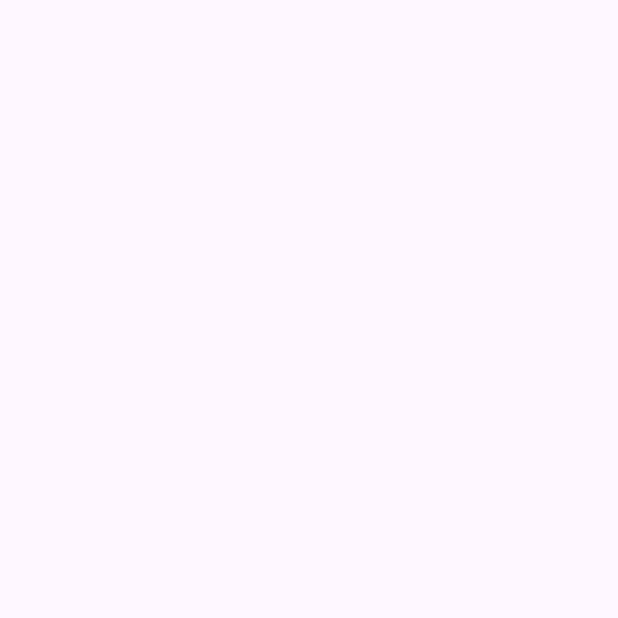
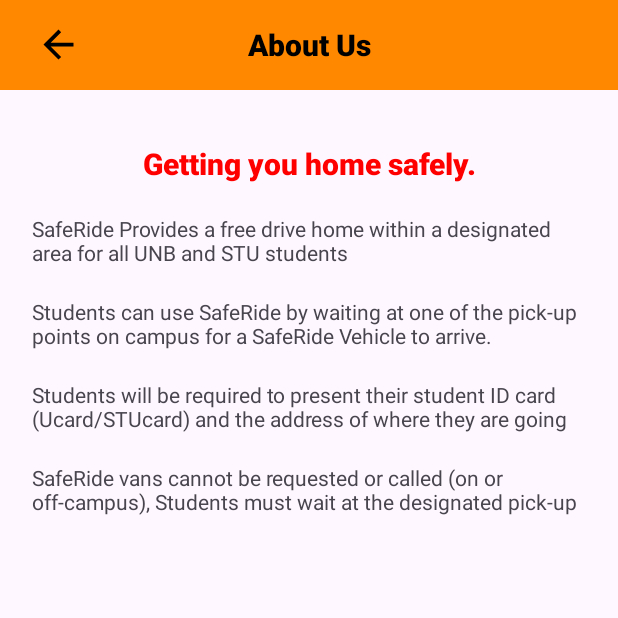
Before and after one commit to Elio-A/SafeRide, an Android app: the Aboutus screen opened directly, with no data from a screen before it, on a phone screen of 412 x 824 dp, the top half of it. Before the commit the part shown is empty. Run offline under Robolectric (Android 15) with nearby library versions, the phone set to English and light mode, and no system bars.

Commit message:
Added about us info

```diff
--- a/app/src/main/res/layout/activity_aboutus.xml
+++ b/app/src/main/res/layout/activity_aboutus.xml
@@ -7,4 +7,116 @@
     android:layout_height="match_parent"
     tools:context=".Aboutus">
 
+    <RelativeLayout
+        android:id="@+id/relativeLayout"
+        android:layout_width="match_parent"
+        android:layout_height="60sp"
+        android:background="@android:color/holo_orange_dark"
+        app:layout_constraintDimensionRatio="w,1:1"
+        app:layout_constraintEnd_toEndOf="parent"
+        app:layout_constraintStart_toStartOf="parent"
+        app:layout_constraintTop_toTopOf="parent">
+
+        <TextView
+            android:id="@+id/textView"
+            android:layout_width="match_parent"
+            android:layout_height="match_parent"
+            android:fontFamily="sans-serif-black"
+            android:gravity="center"
+            android:text="@string/about_us"
+            android:textAlignment="center"
+            android:textColor="@android:color/black"
+            android:textSize="20sp"
+            app:layout_constraintEnd_toEndOf="parent"
+            app:layout_constraintHorizontal_bias="0.0"
+            app:layout_constraintStart_toStartOf="parent"
+            app:layout_constraintTop_toTopOf="parent" />
+
+        <Button
+            android:id="@+id/backButton"
+            android:layout_width="50dp"
+            android:layout_height="match_parent"
+            android:background="@android:color/transparent"
+            android:fontFamily="sans-serif-black"
+            android:text="@string/button"
+            app:icon="?attr/homeAsUpIndicator"
+            app:iconSize="30dp"
+            app:iconTint="#000000"
+            app:layout_constraintStart_toStartOf="parent"
+            app:layout_constraintTop_toTopOf="parent" />
+
+    </RelativeLayout>
+
+    <RelativeLayout
+        android:layout_width="410dp"
+        android:layout_height="0dp"
+        android:layout_marginEnd="1dp"
+        app:layout_constraintBottom_toBottomOf="parent"
+        app:layout_constraintEnd_toEndOf="parent"
+        app:layout_constraintStart_toStartOf="parent">
+
+    </RelativeLayout>
+
+    <TextView
+        android:id="@+id/textView2"
+        android:layout_width="wrap_content"
+        android:layout_height="wrap_content"
+        android:layout_marginStart="92dp"
+        android:layout_marginTop="35dp"
+        android:layout_marginEnd="92dp"
+        android:fontFamily="sans-serif-black"
+        android:text="Getting you home safely."
+        android:textColor="#FF0000"
+        android:textSize="20sp"
+        app:layout_constraintEnd_toEndOf="parent"
+        app:layout_constraintStart_toStartOf="parent"
+        app:layout_constraintTop_toBottomOf="@+id/relativeLayout" />
+
+    <TextView
+        android:id="@+id/textView3"
+        android:layout_width="370dp"
+        android:layout_height="35dp"
+        android:layout_marginStart="20dp"
+        android:layout_marginTop="20dp"
+        android:layout_marginEnd="20dp"
+        android:text="SafeRide Provides a free drive home within a designated area for all UNB and STU students"
+        app:layout_constraintEnd_toEndOf="parent"
+        app:layout_constraintStart_toStartOf="parent"
+        app:layout_constraintTop_toBottomOf="@+id/textView2" />
+
+    <TextView
+        android:id="@+id/textView4"
+        android:layout_width="370dp"
+        android:layout_height="35dp"
+        android:layout_marginStart="20dp"
+        android:layout_marginTop="20dp"
+        android:layout_marginEnd="20dp"
+        android:text="Students can use SafeRide by waiting at one of the pick-up points on campus for a SafeRide Vehicle to arrive."
+        app:layout_constraintEnd_toEndOf="parent"
+        app:layout_constraintStart_toStartOf="parent"
+        app:layout_constraintTop_toBottomOf="@+id/textView3" />
+
+    <TextView
+        android:id="@+id/textView5"
+        android:layout_width="370dp"
+        android:layout_height="35dp"
+        android:layout_marginStart="20dp"
+        android:layout_marginTop="20dp"
+        android:layout_marginEnd="20dp"
+        android:text="Students will be required to present their student ID card (Ucard/STUcard) and the address of where they are going to the driver "
+        app:layout_constraintEnd_toEndOf="parent"
+        app:layout_constraintStart_toStartOf="parent"
+        app:layout_constraintTop_toBottomOf="@+id/textView4" />
+
+    <TextView
+        android:id="@+id/textView6"
+        android:layout_width="370dp"
+        android:layout_height="35dp"
+        android:layout_marginStart="20dp"
+        android:layout_marginTop="20dp"
+        android:layout_marginEnd="20dp"
+        android:text="SafeRide vans cannot be requested or called (on or off-campus), Students must wait at the designated pick-up locations listed below for a van to arrive"
+        app:layout_constraintEnd_toEndOf="parent"
+        app:layout_constraintStart_toStartOf="parent"
+        app:layout_constraintTop_toBottomOf="@+id/textView5" />
 </androidx.constraintlayout.widget.ConstraintLayout>
--- a/app/src/main/res/values/strings.xml
+++ b/app/src/main/res/values/strings.xml
@@ -9,4 +9,6 @@
     <string name="invalid_username">Not a valid username</string>
     <string name="invalid_password">Password must be >5 characters</string>
     <string name="login_failed">"Login failed"</string>
+    <string name="button">button</string>
+    <string name="about_us">About Us</string>
 </resources>
```
